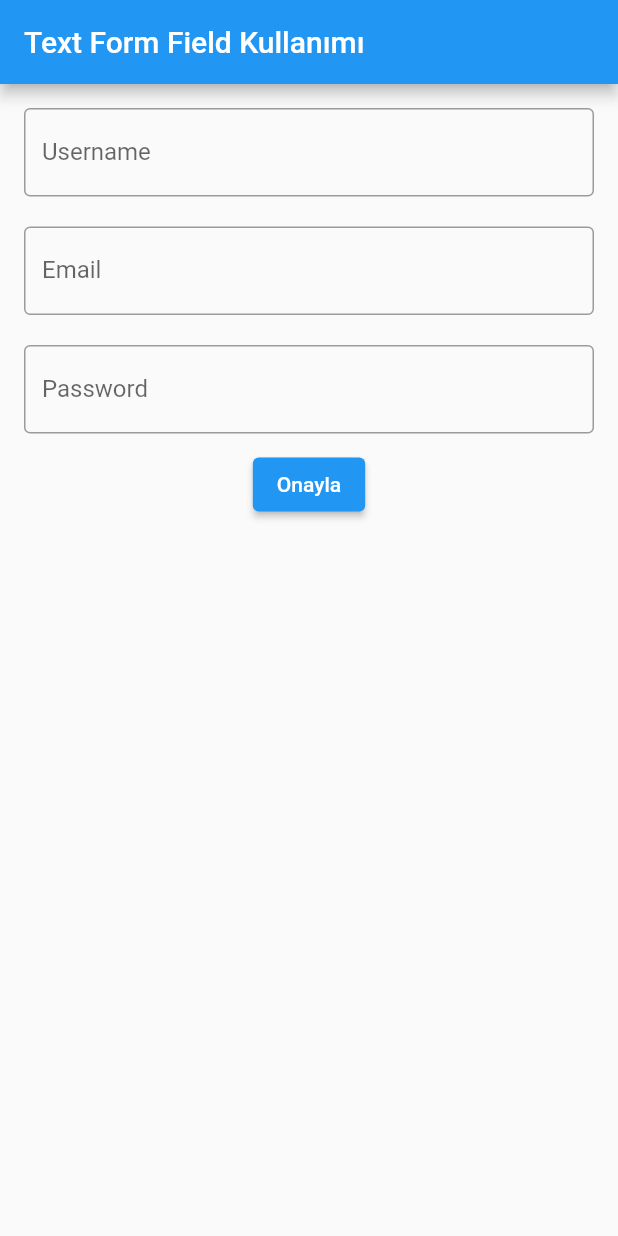
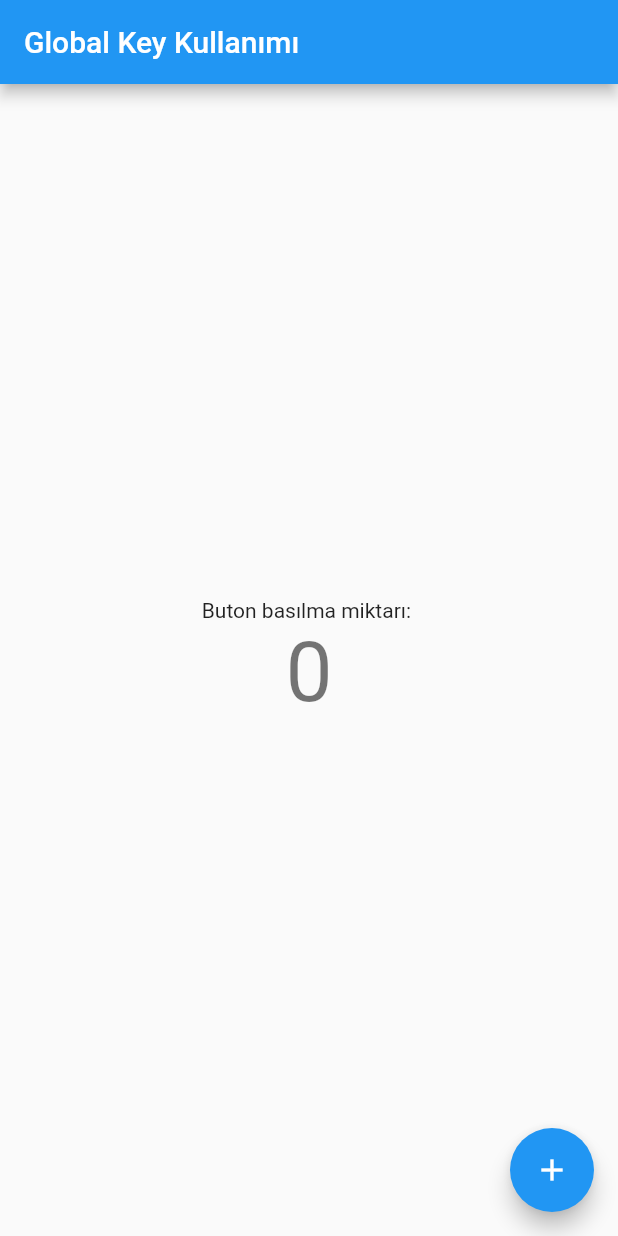
Before and after one commit to DargaHasanBasri/flutter_tips, a Flutter app: the screen it shows after launch, on a phone screen of 412 x 824 dp. Run offline on Flutter 3.47's test engine with Material 2 defaults, Android fonts, the phone set to English and light mode, and no system bars; our stand-ins replace email_validator.

Commit message:
GlobalKey Kullanımı Detaylı
GlobalKey Nedir ve Kullanımı? Key Kullanımı ve Statelere Erişim

```diff
--- /dev/null
+++ b/input_widgets_3/textformfield_islemleri/lib/global_key_kullanimi.dart
@@ -0,0 +1,33 @@
+import 'package:flutter/material.dart';
+import 'package:textformfield_islemleri/sayac_state.dart';
+
+class GlobalKeyKullanimi extends StatelessWidget {
+  GlobalKeyKullanimi({super.key});
+  final sayacWidgetKey = GlobalKey<SayacWidgetState>();
+
+  @override
+  Widget build(BuildContext context) {
+    return Scaffold(
+      appBar: AppBar(
+        title: const Text("Global Key Kullanımı"),
+      ),
+      body: Center(
+        child: Column(
+          mainAxisAlignment: MainAxisAlignment.center,
+          children: [
+            const Text('Buton basılma miktarı: '),
+            SayacWidget(
+              key: sayacWidgetKey,
+            ),
+          ],
+        ),
+      ),
+      floatingActionButton: FloatingActionButton(
+        child: const Icon(Icons.add),
+        onPressed: () {
+          sayacWidgetKey.currentState!.arttir();
+        },
+      ),
+    );
+  }
+}
--- a/input_widgets_3/textformfield_islemleri/lib/main.dart
+++ b/input_widgets_3/textformfield_islemleri/lib/main.dart
@@ -1,4 +1,5 @@
 import 'package:flutter/material.dart';
+import 'package:textformfield_islemleri/global_key_kullanimi.dart';
 import 'package:textformfield_islemleri/text_form_field_kullanimi.dart';
 
 void main() {
@@ -16,7 +17,7 @@ class MyApp extends StatelessWidget {
       theme: ThemeData(
         primarySwatch: Colors.blue,
       ),
-      home: const TextFormFieldKullanimi(),
+      home: GlobalKeyKullanimi(), //TextFormFieldKullanimi(),
     );
   }
 }
--- /dev/null
+++ b/input_widgets_3/textformfield_islemleri/lib/sayac_state.dart
@@ -0,0 +1,25 @@
+import 'package:flutter/material.dart';
+
+class SayacWidget extends StatefulWidget {
+  const SayacWidget({super.key});
+
+  @override
+  State<SayacWidget> createState() => SayacWidgetState();
+}
+
+class SayacWidgetState extends State<SayacWidget> {
+  int _sayac = 0;
+  void arttir() {
+    setState(() {
+      _sayac++;
+    });
+  }
+
+  @override
+  Widget build(BuildContext context) {
+    return Text(
+      _sayac.toString(),
+      style: Theme.of(context).textTheme.headline2,
+    );
+  }
+}
```
